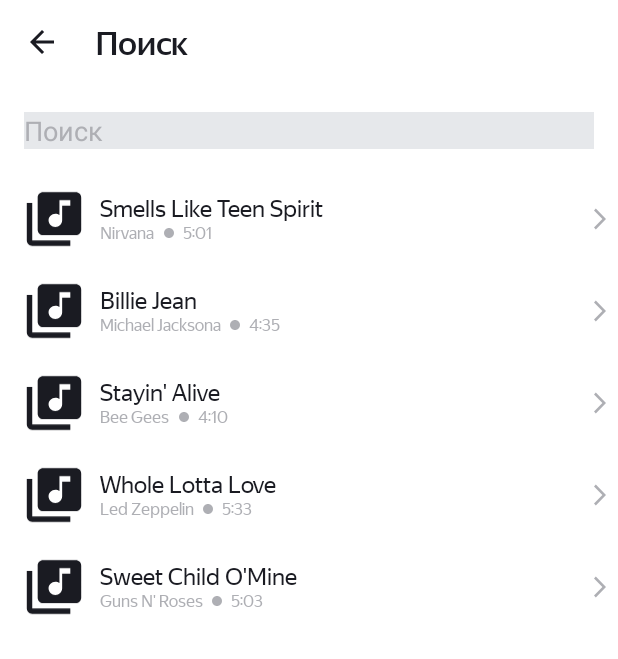
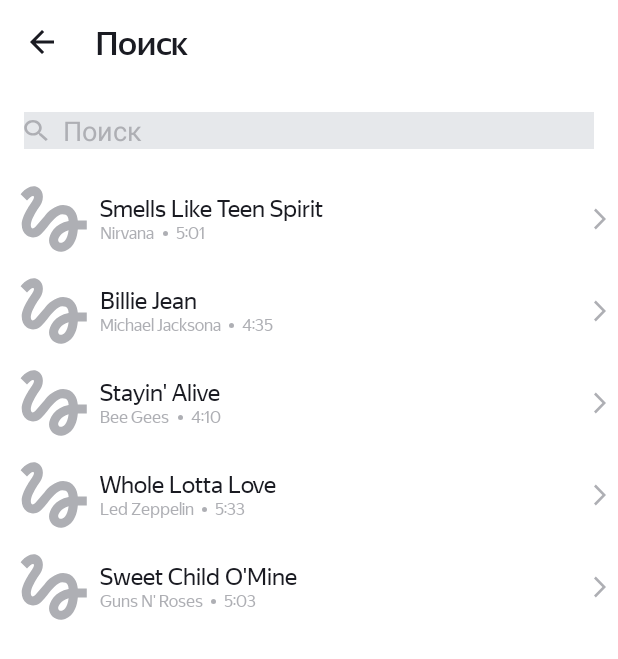
Before and after one commit to RTRT10000/PlaylistMaker, an Android app: the SearchActivity screen opened directly, with no data from a screen before it, on a phone screen of 412 x 824 dp. Shown: the top 659 px of the screen. Run offline under Robolectric (Android 15) with nearby library versions, the phone set to English and light mode, and no system bars; pictures from the network do not load.

Commit message:
Домашняя работа. Спринт 10

```diff
--- a/app/src/main/AndroidManifest.xml
+++ b/app/src/main/AndroidManifest.xml
@@ -14,9 +14,7 @@
         android:supportsRtl="true"
         android:theme="@style/Theme.PlaylistMaker"
         tools:targetApi="31">
-        <activity
-            android:name=".track_item"
-            android:exported="false" />
+
         <activity
             android:name=".SearchActivity"
             android:exported="false" />
--- a/app/src/main/java/com/practicum/playlistmaker/TrackViewHolder.kt
+++ b/app/src/main/java/com/practicum/playlistmaker/TrackViewHolder.kt
@@ -1,5 +1,7 @@
 package com.practicum.playlistmaker
 
+import android.content.Context
+import android.util.TypedValue
 import android.view.RoundedCorner
 import android.view.View
 import android.widget.ImageView
@@ -28,9 +30,16 @@ class TrackViewHolder(itemView: View) : RecyclerView.ViewHolder(itemView) {
 
         Glide.with(itemView)
             .load(track.artworkUrl100)
-            .placeholder(R.drawable.media)
+            .placeholder(R.drawable.placeholder)
             .centerCrop()
-            .transform(RoundedCorners(10))
+            .transform(RoundedCorners(dpToPx(10f,itemView.context)))
             .into(artImage)
     }
+
+    fun dpToPx(dp: Float, context: Context): Int {
+        return TypedValue.applyDimension(
+            TypedValue.COMPLEX_UNIT_DIP,
+            dp,
+            context.resources.displayMetrics).toInt()
+    }
 }
--- a/app/src/main/java/com/practicum/playlistmaker/track_item.kt
+++ /dev/null
@@ -1,11 +0,0 @@
-package com.practicum.playlistmaker
-
-import androidx.appcompat.app.AppCompatActivity
-import android.os.Bundle
-
-class track_item : AppCompatActivity() {
-    override fun onCreate(savedInstanceState: Bundle?) {
-        super.onCreate(savedInstanceState)
-        setContentView(R.layout.activity_track_item)
-    }
-}
--- /dev/null
+++ b/app/src/main/res/drawable/ellipse_1.xml
@@ -0,0 +1,9 @@
+<vector xmlns:android="http://schemas.android.com/apk/res/android"
+    android:width="3dp"
+    android:height="3dp"
+    android:viewportWidth="3"
+    android:viewportHeight="3">
+  <path
+      android:pathData="M1.5,1.5m-1.5,0a1.5,1.5 0,1 1,3 0a1.5,1.5 0,1 1,-3 0"
+      android:fillColor="#AEAFB4"/>
+</vector>
--- /dev/null
+++ b/app/src/main/res/drawable/lupa.xml
@@ -0,0 +1,9 @@
+<vector xmlns:android="http://schemas.android.com/apk/res/android"
+    android:width="16dp"
+    android:height="14dp"
+    android:viewportWidth="16"
+    android:viewportHeight="14">
+  <path
+      android:pathData="M11.381,8.805H10.67L10.418,8.589C11.3,7.676 11.832,6.492 11.832,5.203C11.832,2.329 9.211,0 5.978,0C2.746,0 0.125,2.329 0.125,5.203C0.125,8.077 2.746,10.406 5.978,10.406C7.428,10.406 8.761,9.934 9.788,9.149L10.031,9.373V10.006L14.533,14L15.875,12.807L11.381,8.805ZM5.978,8.805C3.736,8.805 1.926,7.196 1.926,5.203C1.926,3.21 3.736,1.601 5.978,1.601C8.221,1.601 10.031,3.21 10.031,5.203C10.031,7.196 8.221,8.805 5.978,8.805Z"
+      android:fillColor="#AEAFB4"/>
+</vector>
--- /dev/null
+++ b/app/src/main/res/drawable/placeholder.xml
@@ -0,0 +1,9 @@
+<vector xmlns:android="http://schemas.android.com/apk/res/android"
+    android:width="35dp"
+    android:height="35dp"
+    android:viewportWidth="35"
+    android:viewportHeight="35">
+  <path
+      android:pathData="M3.606,7.919C4.919,6.588 6.231,5.387 6.813,5.631C7.75,6.006 6.813,7.563 6.25,8.481C5.781,9.269 0.888,15.775 0.888,20.313C0.888,22.712 1.788,24.7 3.4,25.9C4.806,26.95 6.663,27.269 8.35,26.763C10.356,26.181 12.006,24.138 14.087,21.569C16.356,18.775 19.394,15.119 21.737,15.119C24.794,15.119 24.831,17.013 25.038,18.475C17.95,19.675 14.95,25.356 14.95,28.544C14.95,31.731 17.65,34.338 20.969,34.338C24.025,34.338 29.013,31.844 29.763,22.9H34.375V18.212H29.744C29.462,15.119 27.7,10.337 22.188,10.337C17.969,10.337 14.35,13.919 12.925,15.663C11.837,17.031 9.063,20.313 8.631,20.763C8.163,21.325 7.356,22.337 6.55,22.337C5.706,22.337 5.2,20.781 5.875,18.737C6.531,16.694 8.5,13.375 9.344,12.137C10.806,10 11.781,8.538 11.781,5.988C11.781,1.919 8.706,0.625 7.075,0.625C4.6,0.625 2.444,2.5 1.975,2.969C1.3,3.644 0.738,4.206 0.325,4.713L3.606,7.919ZM21.025,29.781C20.444,29.781 19.638,29.294 19.638,28.431C19.638,27.306 21.006,24.306 25.019,23.256C24.456,28.3 22.337,29.781 21.025,29.781Z"
+      android:fillColor="#AEAFB4"/>
+</vector>
--- a/app/src/main/res/layout/activity_search.xml
+++ b/app/src/main/res/layout/activity_search.xml
@@ -34,17 +34,21 @@
         android:layout_height="wrap_content"
         android:padding="@dimen/dp_16">
 
+
         <EditText
             android:id="@+id/inputEditText"
-            android:layout_width="0dp"
+            android:layout_width="match_parent"
             android:layout_height="wrap_content"
             android:layout_weight="1"
             android:hint="@string/search"
             android:maxLines="1"
             android:inputType="text"
+            android:drawableLeft="@drawable/lupa"
+            android:drawablePadding="@dimen/dp_10"
+            android:background="?attr/search_activity_edit_text_background"
             android:textColor="?attr/search_activity_edit_text_textColor"
             android:textColorHint="?attr/search_activity_edit_text_textColor"
-            android:background="?attr/search_activity_edit_text_background"/>
+            />
 
         <ImageView
             android:id="@+id/clearIcon"
--- a/app/src/main/res/layout/activity_track_item.xml
+++ b/app/src/main/res/layout/activity_track_item.xml
@@ -17,7 +17,7 @@
         android:gravity="center"
         android:layout_height="@dimen/albom_art"
         android:layout_width="@dimen/albom_art"
-        android:src="@drawable/media"/>
+        android:src="@drawable/placeholder"/>
 
     <LinearLayout
         android:layout_width="0dp"
@@ -36,7 +36,7 @@
         android:textColor="?attr/search_activity_primary_color"
         android:fontFamily="@font/ys_display_regular"
         android:textSize="@dimen/sp_16"
-        android:maxLength="45"
+        android:maxLines="1"
         android:ellipsize="end"
         tools:text="Smells Like Teen SpiritSmells Like Teen SpiritSmells Like Teen Spirit"/>
 
@@ -48,11 +48,12 @@
          <TextView
              android:id="@+id/tvArtistName"
              android:layout_height="wrap_content"
-             android:layout_width="wrap_content"
+             android:layout_width="0dp"
              android:textColor="?attr/search_activity_dot_icon_Color"
              android:fontFamily="@font/ys_display_regular"
              android:textSize="@dimen/sp_11"
-             android:maxLength="40"
+             android:maxLines="1"
+             android:layout_weight="1"
              android:ellipsize="end"
              tools:text="Nirvana"/>
 
@@ -61,10 +62,10 @@
              android:layout_gravity="center_vertical"
              android:layout_marginLeft="@dimen/dp_5"
              android:layout_marginRight="@dimen/dp_5"
-             android:layout_height="@dimen/dp_8"
-             android:layout_width="@dimen/dp_8"
+             android:layout_height="@dimen/dp_3"
+             android:layout_width="@dimen/dp_3"
              app:tint="?attr/search_activity_dot_icon_Color"
-             android:src="@drawable/baseline_circle_24"/>
+             android:src="@drawable/ellipse_1"/>
 
          <TextView
              android:id="@+id/tvTrackTime"
--- a/app/src/main/res/values/dimens.xml
+++ b/app/src/main/res/values/dimens.xml
@@ -17,5 +17,6 @@
     <dimen name="dp_30">30dp</dimen>
     <dimen name="dp_14">14dp</dimen>
     <dimen name="dp_5">5dp</dimen>
+    <dimen name="dp_3">3dp</dimen>
 
 </resources>
```
